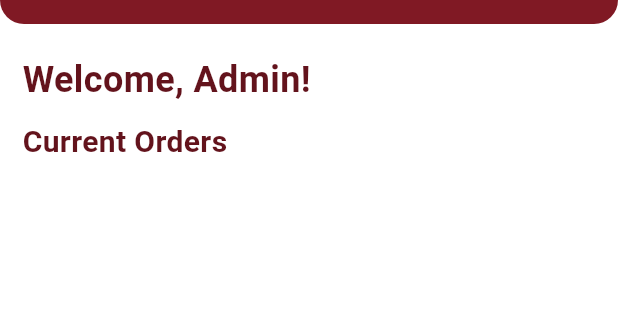
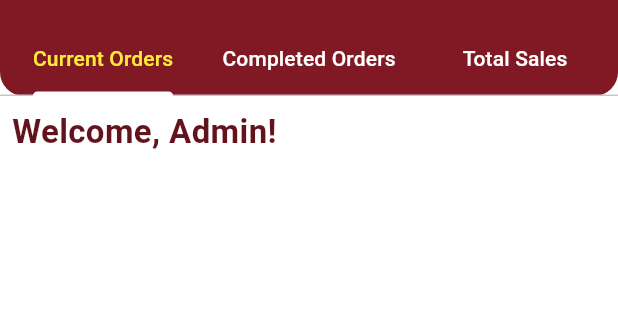
Before and after one commit to Tahir53/FT-Mithai-Mart, a Flutter app: the admin screen opened directly with empty values, on a phone screen of 412 x 824 dp, the part 126-446 px from its top. Run offline on Flutter 3.47's test engine with Material 3 defaults, Android fonts, the phone set to English and light mode, and no system bars; our stand-ins replace animated_splash_screen, firebase_auth, firebase_core, firebase_messaging, fl_chart, flutter_carousel_widget and 6 more; missing offline and left inert: mongo_dart, otp_pin_field; accounts and stored records are empty; network calls fail; Roboto replaces fonts that are missing (Montserrat); project files that could hold a hidden picture were left out.

Commit message:
Pushed 15/4/2024

```diff
--- a/ft_mart/lib/components/cart_item_tile.dart
+++ b/ft_mart/lib/components/cart_item_tile.dart
@@ -51,7 +51,7 @@ class CartItemTile extends StatelessWidget {
               GestureDetector(
                 onTap: () => onTapDelete(),
                 child: Icon(
-                  Icons.delete,
+                  Icons.remove_circle_outline_rounded,
                   color: Colors.white,
                 ),
               ),
--- a/ft_mart/lib/screens/homepage/admin_page.dart
+++ b/ft_mart/lib/screens/homepage/admin_page.dart
@@ -1,9 +1,11 @@
+import 'dart:math';
 import 'package:flutter/cupertino.dart';
 import 'package:flutter/material.dart';
+import 'package:flutter/widgets.dart';
 import 'package:ftmithaimart/components/admindrawer.dart';
 import 'package:ftmithaimart/dbHelper/mongodb.dart';
 import 'package:intl/intl.dart';
-
+import 'package:fl_chart/fl_chart.dart';
 import '../../model/orders_model.dart';
 import '../../push_notifications.dart';
 
@@ -18,13 +20,21 @@ class admin extends StatefulWidget {
   State<admin> createState() => _adminState();
 }
 
-class _adminState extends State<admin> {
+class _adminState extends State<admin> with SingleTickerProviderStateMixin {
+  late TabController _tabController;
   List<Order> orders = [];
 
   @override
   void initState() {
     super.initState();
+    _tabController = TabController(length: 3, vsync: this, initialIndex: 0);
     fetchOrders();
+  }
+
+  @override
+  void dispose() {
+    _tabController.dispose();
+    super.dispose();
   }
 
   Future<void> fetchOrders() async {
@@ -62,6 +72,27 @@ class _adminState extends State<admin> {
     }
   }
 
+  Map<String, double> calculateTotalSalesPerDay(List<Order> orders) {
+    Map<String, double> totalSalesPerDay = {};
+    final dateFormat = DateFormat('yyyy-MM-dd');
+    orders.forEach((order) {
+      final dateKey = dateFormat.format(order.orderDateTime);
+      totalSalesPerDay.update(dateKey, (value) => value + order.totalAmount,
+          ifAbsent: () => order.totalAmount);
+    });
+    return totalSalesPerDay;
+  }
+
+  Map<String, int> calculateTotalOrdersPerDay(List<Order> orders) {
+    Map<String, int> totalOrdersPerDay = {};
+    final dateFormat = DateFormat('yyyy-MM-dd');
+    orders.forEach((order) {
+      final dateKey = dateFormat.format(order.orderDateTime);
+      totalOrdersPerDay.update(dateKey, (value) => value + 1, ifAbsent: () => 1);
+    });
+    return totalOrdersPerDay;
+  }
+
   @override
   Widget build(BuildContext context) {
     return Scaffold(
@@ -85,52 +116,142 @@ class _adminState extends State<admin> {
           ),
         ),
         backgroundColor: const Color(0xff801924),
+        bottom: TabBar(
+          controller: _tabController,
+          tabs: [
+            Tab(text: 'Current Orders',),
+            Tab(text: 'Completed Orders'),
+            Tab(text: 'Total Sales'),
+          ],
+          indicatorColor: Colors.white,
+          labelColor: Colors.yellow,
+          unselectedLabelColor: Colors.white,
+          labelPadding: EdgeInsets.symmetric(horizontal: 2.0),
+        ),
       ),
       drawer: AdminDrawer(
         name: widget.name,
         email: widget.email,
         contact: widget.contact,
       ),
-      body: SingleChildScrollView(
-        child: Column(
-          crossAxisAlignment: CrossAxisAlignment.start,
+      body: Column(
+        crossAxisAlignment: CrossAxisAlignment.stretch,
         children: [
-            const SizedBox(height: 20),
           const Padding(
-              padding: EdgeInsets.only(left: 15.0, bottom: 10),
+            padding: EdgeInsets.all(8.0),
             child: Text(
-                "Welcome, Admin!",
+              'Welcome, Admin!',
+              textAlign: TextAlign.left,
               style: TextStyle(
-                  color: Color(0xFF63131C),
-                  fontSize: 24,
+                fontSize: 22,
                 fontWeight: FontWeight.bold,
+                color: Color(0xff63131C),
               ),
             ),
           ),
-            const Padding(
-              padding: EdgeInsets.only(left: 15.0, bottom: 10),
-              child: Text(
-                "Current Orders",
-                style: TextStyle(
-                  color: Color(0xFF63131C),
-                  fontSize: 20,
-                  fontWeight: FontWeight.bold,
+          Expanded(
+            child: TabBarView(
+              controller: _tabController,
+              children: [
+                buildCurrentOrdersTab(),
+                buildCompletedOrdersTab(),
+                buildTotalSalesTab(),
+              ],
+            ),
+          ),
+        ],
+      ),
+    );
+  }
+
+  Widget buildCurrentOrdersTab() {
+    final currentOrders =
+        orders.where((order) => order.status != 'Delivered').toList();
+    return ListView.builder(
+      itemCount: currentOrders.length,
+      itemBuilder: (context, index) {
+        final order = currentOrders[index];
+        return buildOrderItem(order);
+      },
+    );
+  }
+
+  Widget buildCompletedOrdersTab() {
+    final completedOrders =
+        orders.where((order) => order.status == 'Delivered').toList();
+    return ListView.builder(
+      itemCount: completedOrders.length,
+      itemBuilder: (context, index) {
+        final order = completedOrders[index];
+        return buildOrderItem(order);
+      },
+    );
+  }
+
+
+  Widget buildTotalSalesTab() {
+    final completedOrders = orders.where((order) => order.status == 'Delivered').toList();
+    final Map<String, double> totalSalesPerDay = calculateTotalSalesPerDay(completedOrders);
+    final Map<String, int> totalOrdersPerDay = calculateTotalOrdersPerDay(completedOrders);
+
+    return Column(
+      crossAxisAlignment: CrossAxisAlignment.stretch,
+      children: [
+        Expanded(
+          flex: 1,
+          child: PieChart(
+            PieChartData(
+              sections: totalSalesPerDay.entries.map((entry) {
+                return PieChartSectionData(
+                  color: getRandomColor(),
+                  value: entry.value,
+                  title: '${entry.key}\nOrders:${totalOrdersPerDay[entry.key]}',
+                  radius: 70,
+                );
+              }).toList(),
             ),
           ),
         ),
-            ListView.builder(
-              shrinkWrap: true,
-              physics: NeverScrollableScrollPhysics(),
-              itemCount: orders.length,
-              itemBuilder: (context, index) {
-                final order = orders[index];
+        Expanded(
+          flex: 1,
+          child: SingleChildScrollView(
+            child: DataTable(
+              columns: [
+                DataColumn(label: Text('Date')),
+                DataColumn(label: Text('Total Sales')),
+              ],
+              rows: totalSalesPerDay.entries.map((entry) {
+                return DataRow(
+                  cells: [
+                    DataCell(Text(entry.key)),
+                    DataCell(Text('Rs.${entry.value.toStringAsFixed(2)}')),
+                  ],
+                );
+              }).toList(),
+            ),
+          ),
+        ),
+      ],
+    );
+  }
+
+  Color getRandomColor() {
+    final Random random = Random();
+    return Color.fromARGB(
+      255,
+      random.nextInt(256),
+      random.nextInt(256),
+      random.nextInt(256),
+    );
+  }
+
+  Widget buildOrderItem(Order order) {
     return InkWell(
       onTap: () {
         showModalBottomSheet(
           context: context,
           shape: const RoundedRectangleBorder(
-                        borderRadius:
-                            BorderRadius.vertical(top: Radius.circular(20)),
+            borderRadius: BorderRadius.vertical(top: Radius.circular(20)),
           ),
           builder: (context) {
             return SingleChildScrollView(
@@ -141,8 +262,7 @@ class _adminState extends State<admin> {
                   children: [
                     Text('Order Details',
                         style: TextStyle(
-                                        fontSize: 20,
-                                        fontWeight: FontWeight.bold)),
+                            fontSize: 20, fontWeight: FontWeight.bold)),
                     SizedBox(height: 20),
                     Text('Order ID: ${order.orderId}'),
                     Text('Name: ${order.name}'),
@@ -150,16 +270,13 @@ class _adminState extends State<admin> {
                     Text('Contact: ${order.contact}'),
                     Text(
                         'Pickup/Delivery Date & Time: ${DateFormat('E, d MMM y | hh:mm a').format(order.orderDateTime)}'),
-                                Text(
-                                    'Delivery Address: ${order.deliveryAddress ?? 'N/A'}'),
+                    Text('Delivery Address: ${order.deliveryAddress ?? 'N/A'}'),
                     Text('Total Amount: ${order.totalAmount}'),
                     Text('Payment Method: ${order.payment}'),
                     SizedBox(height: 10),
                     Text('Products:',
-                                    style:
-                                        TextStyle(fontWeight: FontWeight.bold)),
-                                ...List.generate(order.productNames.length,
-                                    (index) {
+                        style: TextStyle(fontWeight: FontWeight.bold)),
+                    ...List.generate(order.productNames.length, (index) {
                       return Padding(
                         padding: const EdgeInsets.only(left: 16.0),
                         child: Text(
@@ -182,7 +299,8 @@ class _adminState extends State<admin> {
                         style: TextStyle(
                           color: Color(0xFF63131C),
                         ),
-                                    )),
+                      ),
+                    ),
                   ],
                 ),
               ),
@@ -224,9 +342,7 @@ class _adminState extends State<admin> {
                   borderRadius: BorderRadius.circular(5),
                 ),
                 child: Text(
-                              order.deliveryAddress == 'Pickup'
-                                  ? 'Pickup'
-                                  : 'Delivery',
+                  order.deliveryAddress == 'Pickup' ? 'Pickup' : 'Delivery',
                   style: TextStyle(color: Color(0xff8C7502)),
                 ),
               ),
@@ -256,6 +372,7 @@ class _adminState extends State<admin> {
                     case 'Ready for Delivery':
                       backgroundColor = Colors.blueGrey;
                       textColor = Colors.white;
+                      break;
                     case 'Delivered':
                       backgroundColor = Color(0xff038200);
                       textColor = Colors.white;
@@ -296,11 +413,5 @@ class _adminState extends State<admin> {
         ),
       ),
     );
-              },
-            ),
-          ],
-        ),
-      ),
-    );
   }
 }
--- a/ft_mart/lib/screens/homepage/home_page.dart
+++ b/ft_mart/lib/screens/homepage/home_page.dart
@@ -222,6 +222,7 @@ class _homepageState extends State<homepage> {
                                     name: widget.name,
                                     email: widget.email,
                                     contact: widget.contact,
+                                    loggedIn: widget.email != null,
                                   ),
                                 ),
                               );
--- a/ft_mart/pubspec.yaml
+++ b/ft_mart/pubspec.yaml
@@ -32,6 +32,8 @@ dependencies:
   image_picker: ^1.0.7
   url_launcher: ^6.2.5
   otp_pin_field: ^1.2.2
+  fl_chart: ^0.67.0
+  flutter_randomcolor: ^1.0.15
 
 
 
```
Also changed, not shown: ft_mart/lib/screens/checkout_screen.dart (+53 -8 lines), ft_mart/pubspec.lock. Lines whose indentation alone changed are shown as unchanged.
